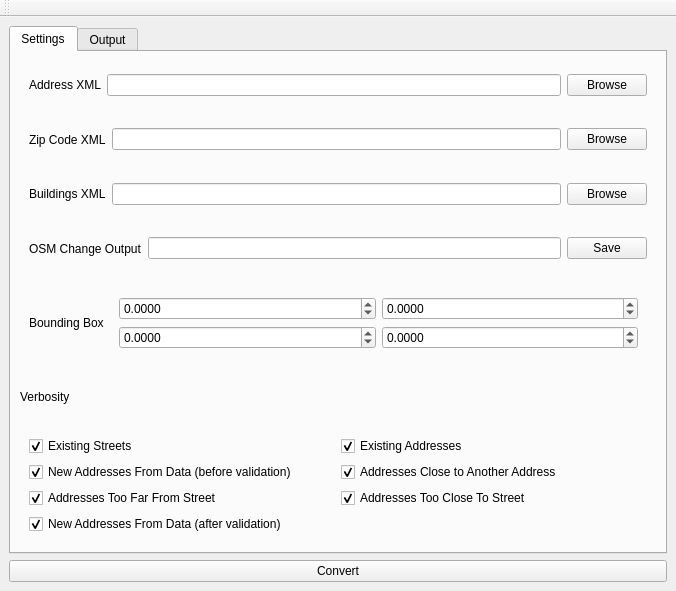
saiarcot895/osm-fulton-address, file MainForm.ui: the form before one commit.
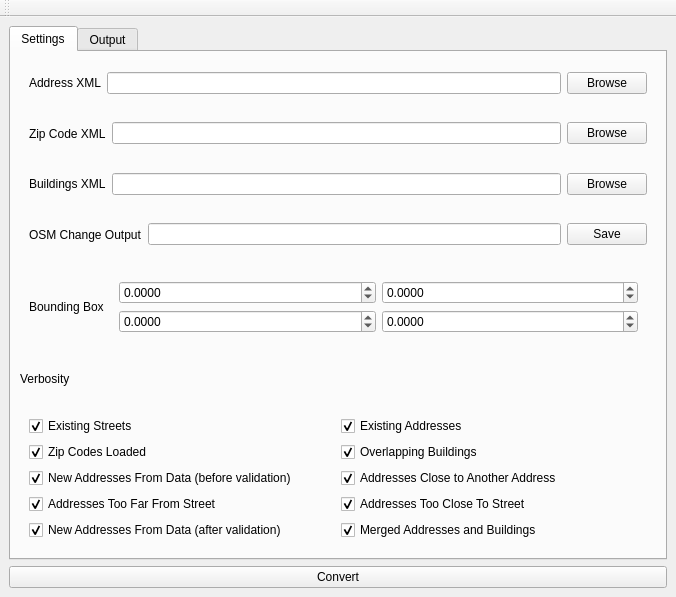
The form after the commit.

Commit message: Add more verbosity options, automatically switch to the Output tab, and skip reading buildings if a file isn't specified.

Patch:
```diff
--- a/MainForm.ui
+++ b/MainForm.ui
@@ -7,7 +7,7 @@
     <x>0</x>
     <y>0</y>
     <width>676</width>
-    <height>591</height>
+    <height>597</height>
    </rect>
   </property>
   <property name="windowTitle">
@@ -236,7 +236,7 @@
              </property>
             </widget>
            </item>
-           <item row="1" column="1">
+           <item row="2" column="1">
             <widget class="QCheckBox" name="checkBox_4">
              <property name="text">
               <string>Addresses Close to Another Address</string>
@@ -246,7 +246,7 @@
              </property>
             </widget>
            </item>
-           <item row="1" column="0">
+           <item row="2" column="0">
             <widget class="QCheckBox" name="checkBox_3">
              <property name="text">
               <string>New Addresses From Data (before validation)</string>
@@ -256,7 +256,7 @@
              </property>
             </widget>
            </item>
-           <item row="2" column="0">
+           <item row="3" column="0">
             <widget class="QCheckBox" name="checkBox_5">
              <property name="text">
               <string>Addresses Too Far From Street</string>
@@ -266,7 +266,7 @@
              </property>
             </widget>
            </item>
-           <item row="2" column="1">
+           <item row="3" column="1">
             <widget class="QCheckBox" name="checkBox_6">
              <property name="text">
               <string>Addresses Too Close To Street</string>
@@ -276,7 +276,7 @@
              </property>
             </widget>
            </item>
-           <item row="3" column="0">
+           <item row="4" column="0">
             <widget class="QCheckBox" name="checkBox_7">
              <property name="text">
               <string>New Addresses From Data (after validation)</string>
@@ -286,6 +286,36 @@
              </property>
             </widget>
            </item>
+           <item row="1" column="0">
+            <widget class="QCheckBox" name="checkBox_8">
+             <property name="text">
+              <string>Zip Codes Loaded</string>
+             </property>
+             <property name="checked">
+              <bool>true</bool>
+             </property>
+            </widget>
+           </item>
+           <item row="1" column="1">
+            <widget class="QCheckBox" name="checkBox_9">
+             <property name="text">
+              <string>Overlapping Buildings</string>
+             </property>
+             <property name="checked">
+              <bool>true</bool>
+             </property>
+            </widget>
+           </item>
+           <item row="4" column="1">
+            <widget class="QCheckBox" name="checkBox_10">
+             <property name="text">
+              <string>Merged Addresses and Buildings</string>
+             </property>
+             <property name="checked">
+              <bool>true</bool>
+             </property>
+            </widget>
+           </item>
           </layout>
          </widget>
         </item>
```
Left out of the diff: 3 changed lines with no effect on the pictures. The commit also changes 1 other file.
